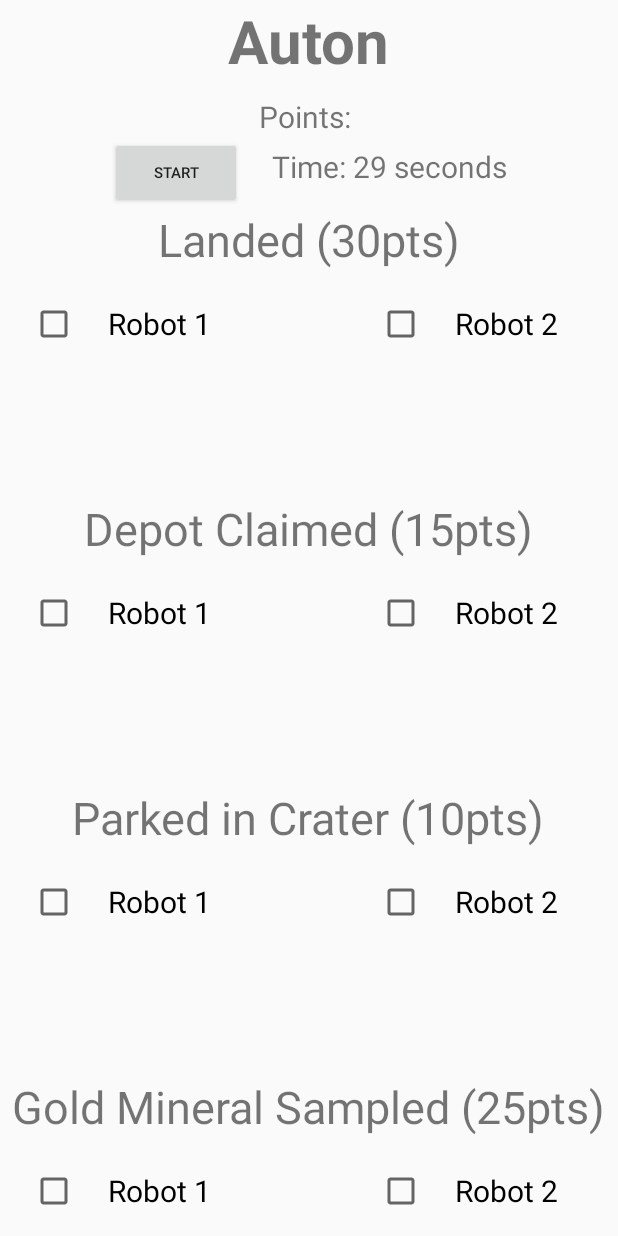
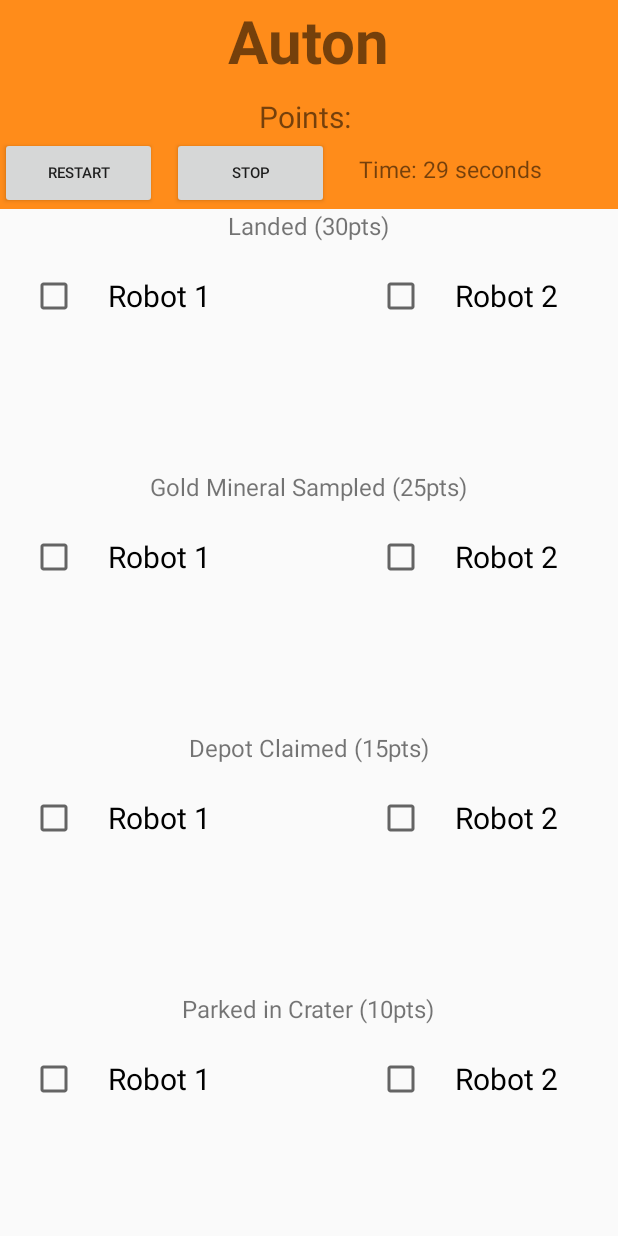
Before and after one commit to ethanpang1138/RoverRuckusScorer, an Android app: the AutonScoringActivity screen opened directly, with no data from a screen before it, after a tap on "START", on a phone screen of 412 x 824 dp. Run offline under Robolectric (Android 15) with nearby library versions, the phone set to English and light mode, and no system bars.

Commit message:
timer can start/stop and restart, colors changed

```diff
--- a/app/src/main/java/com/ethanp1138/roverruckusscorerapp/AutonScoringActivity.java
+++ b/app/src/main/java/com/ethanp1138/roverruckusscorerapp/AutonScoringActivity.java
@@ -8,6 +8,7 @@ import android.text.Layout;
 import android.view.View;
 import android.view.ViewGroup;
 import android.view.ViewParent;
+import android.widget.Button;
 import android.widget.CheckBox;
 import android.widget.CompoundButton;
 import android.widget.LinearLayout;
@@ -19,9 +20,12 @@ import org.w3c.dom.Text;
 
 public class AutonScoringActivity extends AppCompatActivity {
 
-    private static final String[] SCORING_ACHIEVEMENTS = {"Landed (30pts)", "Depot Claimed (15pts)", "Parked in Crater (10pts)", "Gold Mineral Sampled (25pts)"};
+    private static final String[] SCORING_ACHIEVEMENTS = {"Landed (30pts)", "Gold Mineral Sampled (25pts)", "Depot Claimed (15pts)", "Parked in Crater (10pts)"};
     private static final int[] ACHIEVEMENT_POINTS = {30, 15, 10, 25};
     private static int points = 0;
+    private boolean timerRunning = false;
+    private Timer timer = new Timer(this);
+
 
     @Override
     protected void onCreate(Bundle savedInstanceState) {
@@ -37,23 +41,35 @@ public class AutonScoringActivity extends AppCompatActivity {
         }
     }
 
-    public void onStartTimerClick(View view) {
+    public void onStartTimerClick(View view){
+        Button startStopButton = (Button)view;
+        if(!startStopButton.getText().toString().contains(" 0 ")){
+            timerRunning = !timerRunning;
+            if(timerRunning){
+                timer.startTimer();
+                startStopButton.setText("Stop");
+            } else {
+                timer.stopTimer();
+                startStopButton.setText("Resume");
+            }
+        }
+    }
 
-        //the text to display the time
-        final TextView timer = findViewById(R.id.timer);
+    public void onRestartTimerClick(View view){
+        timer.restartTimer();
+        updateTimer(30);
+        Button startStopButton = findViewById(R.id.start_timer_button);
+        startStopButton.setText("Start");
+        timerRunning = false;
+    }
 
-        //timer that starts with 30 seconds
-        new CountDownTimer(30000, 1000){
-            //every 1 second, update the displayed time
-            public void onTick(long millis){
-                timer.setText("Time: " + millis / 1000 + " seconds");
-            }
-            //notify when time is up
-            public void onFinish(){
-                Toast.makeText(getApplicationContext(), "Time is up!", Toast.LENGTH_SHORT).show();
-                timer.setText("Time: 0 seconds");
-            }
-        }.start();
+    public void updateTimer(int currentTime){
+        final TextView timerText = findViewById(R.id.timer);
+        timerText.setText("Time: " + currentTime + " seconds");
+    }
+
+    public void timeUp(){
+        Toast.makeText(getApplicationContext(),"time is up", Toast.LENGTH_SHORT).show();
     }
 
     private void addScoringAchievement(String achievement, LinearLayout layout){
--- /dev/null
+++ b/app/src/main/java/com/ethanp1138/roverruckusscorerapp/Timer.java
@@ -0,0 +1,54 @@
+package com.ethanp1138.roverruckusscorerapp;
+
+import android.os.CountDownTimer;
+import android.widget.Toast;
+
+public class Timer {
+
+    private final int maxTime = 30000;
+    private int time = 30000;
+    boolean startFromBeginning = true;
+    AutonScoringActivity activity = null;
+    CountDownTimer timer = null;
+    public Timer(AutonScoringActivity activity){
+        this.activity = activity;
+    }
+
+
+    public void startTimer(){
+        if(startFromBeginning){
+            initTimer(maxTime);
+            timer.start();
+            startFromBeginning = false;
+        } else {
+            resumeTimer(time);
+        }
+    }
+    private void resumeTimer(int currentTime){
+        initTimer(currentTime);
+        timer.start();
+    }
+
+    public void restartTimer(){
+        initTimer(maxTime);
+        startFromBeginning = true;
+    }
+    private void initTimer(int startTime){
+        timer = new CountDownTimer(startTime, 1000) {
+            @Override
+            public void onTick(long millisUntilFinished) {
+                time = (int)millisUntilFinished;
+                activity.updateTimer(time / 1000);
+            }
+
+            @Override
+            public void onFinish() {
+                activity.timeUp();
+            }
+        };
+    }
+    public void stopTimer(){
+        timer.cancel();
+    }
+    public int getTime(){return time;}
+}
--- a/app/src/main/res/layout/activity_auton_scoring.xml
+++ b/app/src/main/res/layout/activity_auton_scoring.xml
@@ -13,6 +13,7 @@
         android:layout_width="match_parent"
         android:layout_height="wrap_content"
         android:gravity="center"
+        android:background="@color/HeaderBackground"
         android:orientation="vertical">
 
         <TextView
@@ -33,9 +34,18 @@
             android:text="Points: "/>
 
         <LinearLayout
-            android:layout_width="wrap_content"
+            android:layout_width="match_parent"
             android:layout_height="wrap_content"
             android:orientation="horizontal">
+
+            <Button
+                android:layout_width="wrap_content"
+                android:layout_height="wrap_content"
+                android:textSize="10sp"
+                android:layout_marginRight="10sp"
+                android:onClick="onRestartTimerClick"
+                android:layout_weight="1"
+                android:text="Restart"/>
 
             <Button
                 android:id="@+id/start_timer_button"
@@ -44,13 +54,15 @@
                 android:layout_marginRight="20sp"
                 android:textSize="10sp"
                 android:onClick="onStartTimerClick"
+                android:layout_weight="1"
                 android:text="Start"/>
 
             <TextView
                 android:id="@+id/timer"
                 android:layout_width="wrap_content"
                 android:layout_height="wrap_content"
-                android:textSize="20sp"
+                android:textSize="15sp"
+                android:layout_weight="3"
                 android:text="Time: 30 seconds"/>
         </LinearLayout>
 
--- a/app/src/main/res/layout/scoring_achievement.xml
+++ b/app/src/main/res/layout/scoring_achievement.xml
@@ -5,6 +5,7 @@
     android:layout_width="match_parent"
     android:layout_height="match_parent"
     android:orientation="vertical"
+    android:backgroundTint="@color/HeaderBackground"
     android:layout_marginBottom="50sp">
 
     <TextView
@@ -12,8 +13,8 @@
         android:layout_width="wrap_content"
         android:layout_height="wrap_content"
         android:layout_gravity="center"
+        android:textSize="@dimen/fab_margin"
         android:layout_marginBottom="20sp"
-        android:textSize="30sp"
         android:text="Landing" />
 
     <RelativeLayout
--- a/app/src/main/res/values/colors.xml
+++ b/app/src/main/res/values/colors.xml
@@ -1,6 +1,7 @@
 <?xml version="1.0" encoding="utf-8"?>
 <resources>
     <color name="colorPrimary">#008577</color>
-    <color name="colorPrimaryDark">#00574B</color>
+    <color name="colorPrimaryDark">#008ae6</color>
     <color name="colorAccent">#D81B60</color>
+    <color name="HeaderBackground">#ff8c1a</color>
 </resources>
```
